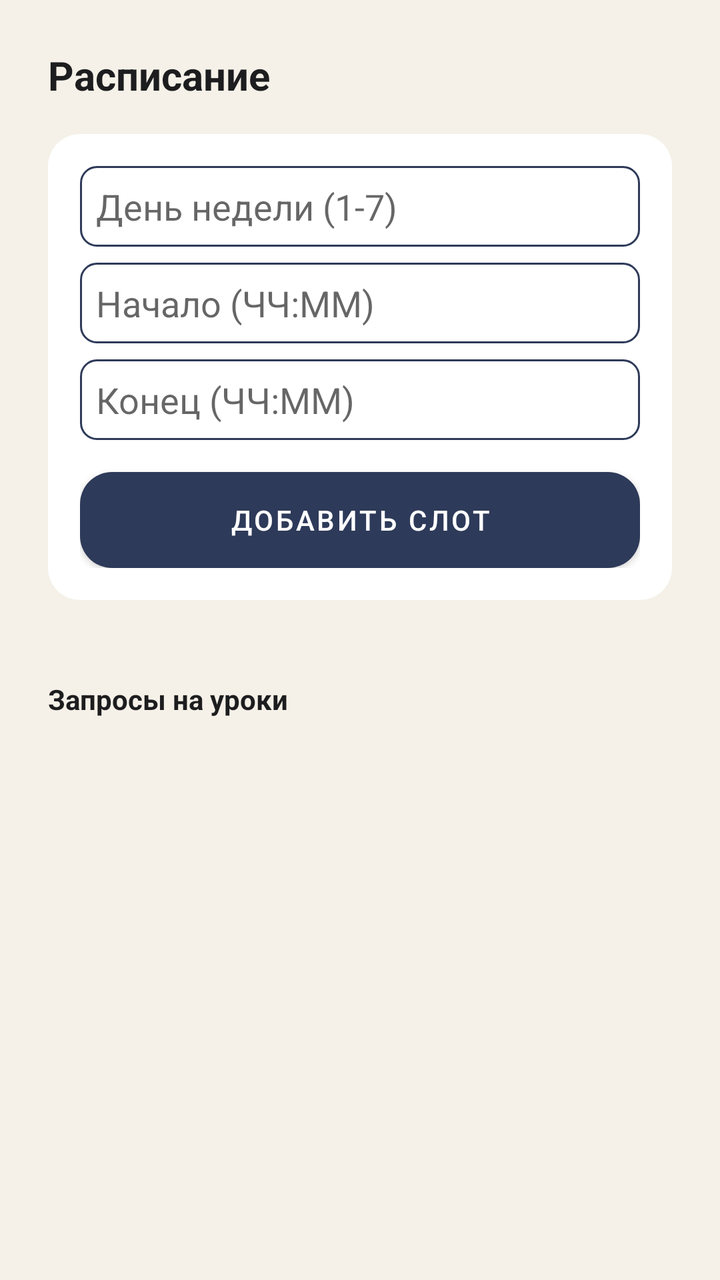
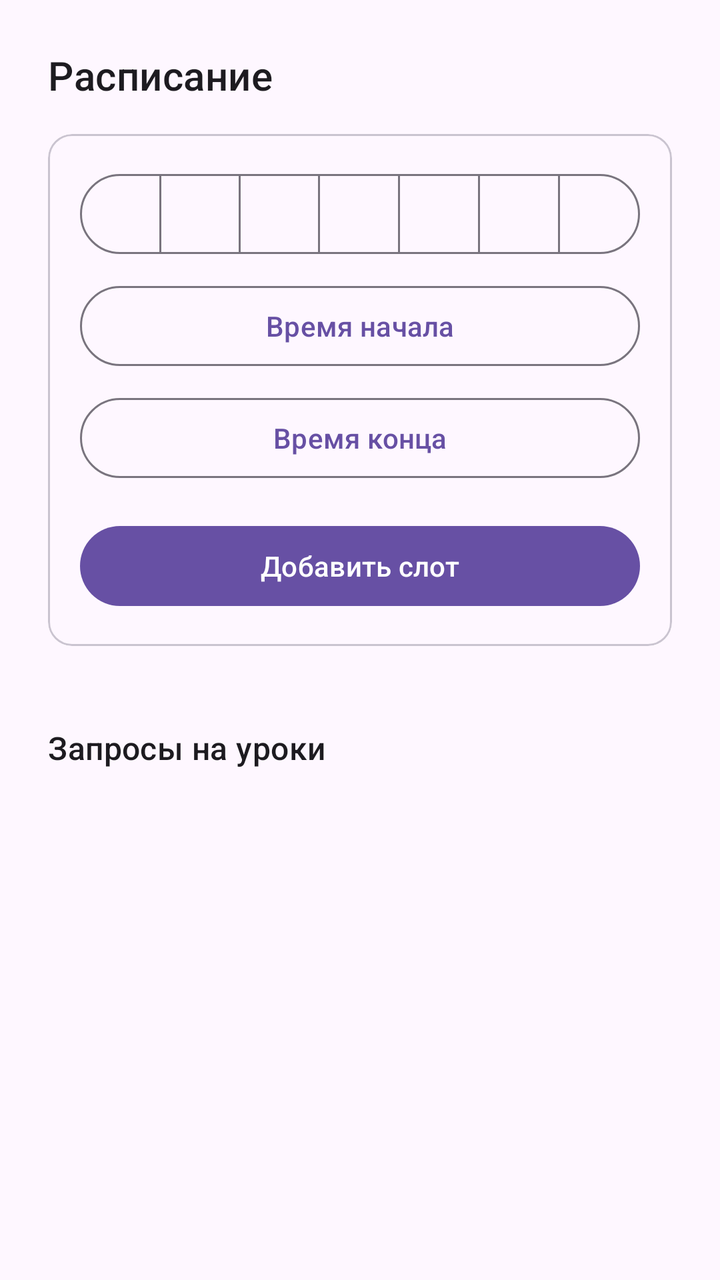

Compare the two renders of this Android layout. The source of the first and the diff that turns it into the second are given below.
<!-- AndroidManifest.xml: application theme Theme.TutorPlatform -->
<!-- res/layout/fragment_tutor_schedule.xml -->
<?xml version="1.0" encoding="utf-8"?>
<ScrollView
    xmlns:android="http://schemas.android.com/apk/res/android"
    android:layout_width="match_parent"
    android:layout_height="match_parent"
    android:background="@color/brand_light">

    <LinearLayout
        android:layout_width="match_parent"
        android:layout_height="wrap_content"
        android:orientation="vertical"
        android:padding="@dimen/spacing_lg">

        <TextView
            android:layout_width="match_parent"
            android:layout_height="wrap_content"
            android:text="Расписание"
            android:textSize="20sp"
            android:textStyle="bold"
            android:textColor="@color/text_primary" />

        <LinearLayout
            android:layout_width="match_parent"
            android:layout_height="wrap_content"
            android:layout_marginTop="@dimen/spacing_md"
            android:background="@drawable/bg_card"
            android:orientation="vertical"
            android:padding="@dimen/spacing_md">

            <EditText
                android:id="@+id/schedule_day"
                android:layout_width="match_parent"
                android:layout_height="wrap_content"
                android:background="@drawable/bg_input"
                android:hint="День недели (1-7)"
                android:inputType="number"
                android:padding="@dimen/spacing_sm" />

            <EditText
                android:id="@+id/schedule_start"
                android:layout_width="match_parent"
                android:layout_height="wrap_content"
                android:layout_marginTop="@dimen/spacing_sm"
                android:background="@drawable/bg_input"
                android:hint="Начало (ЧЧ:ММ)"
                android:padding="@dimen/spacing_sm" />

            <EditText
                android:id="@+id/schedule_end"
                android:layout_width="match_parent"
                android:layout_height="wrap_content"
                android:layout_marginTop="@dimen/spacing_sm"
                android:background="@drawable/bg_input"
                android:hint="Конец (ЧЧ:ММ)"
                android:padding="@dimen/spacing_sm" />

            <Button
                android:id="@+id/schedule_add"
                android:layout_width="match_parent"
                android:layout_height="wrap_content"
                android:layout_marginTop="@dimen/spacing_md"
                android:background="@drawable/bg_button_primary"
                android:text="Добавить слот"
                android:textColor="@color/white" />

        </LinearLayout>

        <androidx.recyclerview.widget.RecyclerView
            android:id="@+id/schedule_list"
            android:layout_width="match_parent"
            android:layout_height="wrap_content"
            android:layout_marginTop="@dimen/spacing_md" />

        <TextView
            android:layout_width="match_parent"
            android:layout_height="wrap_content"
            android:layout_marginTop="@dimen/spacing_lg"
            android:text="Запросы на уроки"
            android:textColor="@color/text_primary"
            android:textStyle="bold" />

        <androidx.recyclerview.widget.RecyclerView
            android:id="@+id/tutor_lessons_list"
            android:layout_width="match_parent"
            android:layout_height="wrap_content"
            android:layout_marginTop="@dimen/spacing_md" />

        <ProgressBar
            android:id="@+id/schedule_progress"
            android:layout_width="wrap_content"
            android:layout_height="wrap_content"
            android:layout_gravity="center_horizontal"
            android:layout_marginTop="@dimen/spacing_md"
            android:visibility="gone" />

        <ProgressBar
            android:id="@+id/tutor_lessons_progress"
            android:layout_width="wrap_content"
            android:layout_height="wrap_content"
            android:layout_gravity="center_horizontal"
            android:layout_marginTop="@dimen/spacing_sm"
            android:visibility="gone" />

    </LinearLayout>
</ScrollView>
<!-- resources referenced by this layout -->
<resources>
  <color name="brand_light">#F5F1E8</color>
  <color name="text_primary">#1D1D1F</color>
  <color name="white">#FFFFFF</color>
  <dimen name="spacing_lg">24dp</dimen>
  <dimen name="spacing_md">16dp</dimen>
  <dimen name="spacing_sm">8dp</dimen>
  <!-- drawable bg_button_primary (drawable) -->
  <shape xmlns:android="http://schemas.android.com/apk/res/android">
      <solid android:color="@color/brand_primary" />
      <corners android:radius="@dimen/corner_md" />
  </shape>
  <!-- drawable bg_card (drawable) -->
  <shape xmlns:android="http://schemas.android.com/apk/res/android">
      <solid android:color="@color/surface" />
      <corners android:radius="@dimen/corner_md" />
  </shape>
  <!-- drawable bg_input (drawable) -->
  <shape xmlns:android="http://schemas.android.com/apk/res/android">
      <solid android:color="@color/surface" />
      <stroke android:width="1dp" android:color="@color/brand_primary" />
      <corners android:radius="@dimen/corner_sm" />
  </shape>
  <style name="Theme.TutorPlatform" parent="Theme.MaterialComponents.Light.NoActionBar">
          <item name="colorPrimary">@color/brand_primary</item>
          <item name="colorPrimaryVariant">@color/brand_dark</item>
          <item name="colorOnPrimary">@color/white</item>
          <item name="colorSecondary">@color/brand_secondary</item>
          <item name="colorSecondaryVariant">@color/brand_tertiary</item>
          <item name="colorOnSecondary">@color/brand_dark</item>
          <item name="android:statusBarColor">@color/brand_dark</item>
          <item name="android:windowBackground">@color/brand_light</item>
          <item name="android:colorAccent">@color/accent</item>
      </style>
  <color name="brand_primary">#2E3A59</color>
  <dimen name="corner_md">16dp</dimen>
  <color name="surface">#FFFFFF</color>
  <dimen name="corner_sm">8dp</dimen>
  <color name="brand_dark">#1F2433</color>
  <color name="brand_secondary">#E9B44C</color>
  <color name="brand_tertiary">#D6605A</color>
  <color name="accent">#3C6E71</color>
</resources>

<!-- the commit's change to res/layout/fragment_tutor_schedule.xml (unified diff, before → after) -->
@@ -1,9 +1,10 @@
 <?xml version="1.0" encoding="utf-8"?>
 <ScrollView
     xmlns:android="http://schemas.android.com/apk/res/android"
+    xmlns:app="http://schemas.android.com/apk/res-auto"
     android:layout_width="match_parent"
     android:layout_height="match_parent"
-    android:background="@color/brand_light">
+    android:fitsSystemWindows="true">
 
     <LinearLayout
         android:layout_width="match_parent"
@@ -11,59 +12,114 @@
         android:orientation="vertical"
         android:padding="@dimen/spacing_lg">
 
-        <TextView
+        <com.google.android.material.textview.MaterialTextView
             android:layout_width="match_parent"
             android:layout_height="wrap_content"
             android:text="Расписание"
+            android:textColor="?attr/colorOnSurface"
             android:textSize="20sp"
-            android:textStyle="bold"
-            android:textColor="@color/text_primary" />
+            android:textAppearance="?attr/textAppearanceTitleMedium" />
 
-        <LinearLayout
+        <com.google.android.material.card.MaterialCardView
             android:layout_width="match_parent"
             android:layout_height="wrap_content"
-            android:layout_marginTop="@dimen/spacing_md"
-            android:background="@drawable/bg_card"
-            android:orientation="vertical"
-            android:padding="@dimen/spacing_md">
+            android:layout_marginTop="@dimen/spacing_md">
 
-            <EditText
-                android:id="@+id/schedule_day"
+            <LinearLayout
                 android:layout_width="match_parent"
                 android:layout_height="wrap_content"
-                android:background="@drawable/bg_input"
-                android:hint="День недели (1-7)"
-                android:inputType="number"
-                android:padding="@dimen/spacing_sm" />
+                android:orientation="vertical"
+                android:padding="@dimen/spacing_md">
 
-            <EditText
-                android:id="@+id/schedule_start"
-                android:layout_width="match_parent"
-                android:layout_height="wrap_content"
-                android:layout_marginTop="@dimen/spacing_sm"
-                android:background="@drawable/bg_input"
-                android:hint="Начало (ЧЧ:ММ)"
-                android:padding="@dimen/spacing_sm" />
+                <com.google.android.material.button.MaterialButtonToggleGroup
+                    android:id="@+id/schedule_day_toggle"
+                    android:layout_width="match_parent"
+                    android:layout_height="wrap_content"
+                    app:singleSelection="true">
 
-            <EditText
-                android:id="@+id/schedule_end"
-                android:layout_width="match_parent"
-                android:layout_height="wrap_content"
-                android:layout_marginTop="@dimen/spacing_sm"
-                android:background="@drawable/bg_input"
-                android:hint="Конец (ЧЧ:ММ)"
-                android:padding="@dimen/spacing_sm" />
+                    <Button
+                        android:id="@+id/schedule_day_mon"
+                        style="?attr/materialButtonOutlinedStyle"
+                        android:layout_width="0dp"
+                        android:layout_height="wrap_content"
+                        android:layout_weight="1"
+                        android:text="Пн" />
 
-            <Button
-                android:id="@+id/schedule_add"
-                android:layout_width="match_parent"
-                android:layout_height="wrap_content"
-                android:layout_marginTop="@dimen/spacing_md"
-                android:background="@drawable/bg_button_primary"
-                android:text="Добавить слот"
-                android:textColor="@color/white" />
+                    <Button
+                        android:id="@+id/schedule_day_tue"
+                        style="?attr/materialButtonOutlinedStyle"
+                        android:layout_width="0dp"
+                        android:layout_height="wrap_content"
+                        android:layout_weight="1"
+                        android:text="Вт" />
 
-        </LinearLayout>
+                    <Button
+                        android:id="@+id/schedule_day_wed"
+                        style="?attr/materialButtonOutlinedStyle"
+                        android:layout_width="0dp"
+                        android:layout_height="wrap_content"
+                        android:layout_weight="1"
+                        android:text="Ср" />
+
+                    <Button
+                        android:id="@+id/schedule_day_thu"
+                        style="?attr/materialButtonOutlinedStyle"
+                        android:layout_width="0dp"
+                        android:layout_height="wrap_content"
+                        android:layout_weight="1"
+                        android:text="Чт" />
+
+                    <Button
+                        android:id="@+id/schedule_day_fri"
+                        style="?attr/materialButtonOutlinedStyle"
+                        android:layout_width="0dp"
+                        android:layout_height="wrap_content"
+                        android:layout_weight="1"
+                        android:text="Пт" />
+
+                    <Button
+                        android:id="@+id/schedule_day_sat"
+                        style="?attr/materialButtonOutlinedStyle"
+                        android:layout_width="0dp"
+                        android:layout_height="wrap_content"
+                        android:layout_weight="1"
+                        android:text="Сб" />
+
+                    <Button
+                        android:id="@+id/schedule_day_sun"
+                        style="?attr/materialButtonOutlinedStyle"
+                        android:layout_width="0dp"
+                        android:layout_height="wrap_content"
+                        android:layout_weight="1"
+                        android:text="Вс" />
+
+                </com.google.android.material.button.MaterialButtonToggleGroup>
+
+                <com.google.android.material.button.MaterialButton
+                    android:id="@+id/schedule_start_btn"
+                    style="?attr/materialButtonOutlinedStyle"
+                    android:layout_width="match_parent"
+                    android:layout_height="wrap_content"
+                    android:layout_marginTop="@dimen/spacing_sm"
+                    android:text="Время начала" />
+
+                <com.google.android.material.button.MaterialButton
+                    android:id="@+id/schedule_end_btn"
+                    style="?attr/materialButtonOutlinedStyle"
+                    android:layout_width="match_parent"
+                    android:layout_height="wrap_content"
+                    android:layout_marginTop="@dimen/spacing_sm"
+                    android:text="Время конца" />
+
+                <com.google.android.material.button.MaterialButton
+                    android:id="@+id/schedule_add"
+                    android:layout_width="match_parent"
+                    android:layout_height="wrap_content"
+                    android:layout_marginTop="@dimen/spacing_md"
+                    android:text="Добавить слот" />
+
+            </LinearLayout>
+        </com.google.android.material.card.MaterialCardView>
 
         <androidx.recyclerview.widget.RecyclerView
             android:id="@+id/schedule_list"
@@ -71,13 +127,13 @@
             android:layout_height="wrap_content"
             android:layout_marginTop="@dimen/spacing_md" />
 
-        <TextView
+        <com.google.android.material.textview.MaterialTextView
             android:layout_width="match_parent"
             android:layout_height="wrap_content"
             android:layout_marginTop="@dimen/spacing_lg"
             android:text="Запросы на уроки"
-            android:textColor="@color/text_primary"
-            android:textStyle="bold" />
+            android:textColor="?attr/colorOnSurface"
+            android:textAppearance="?attr/textAppearanceTitleMedium" />
 
         <androidx.recyclerview.widget.RecyclerView
             android:id="@+id/tutor_lessons_list"
<!-- resource entries referenced after the edit -->
@@ -1,45 +1,13 @@
 <!-- resources referenced by this layout -->
 <resources>
-  <color name="brand_light">#F5F1E8</color>
-  <color name="text_primary">#1D1D1F</color>
-  <color name="white">#FFFFFF</color>
   <dimen name="spacing_lg">24dp</dimen>
   <dimen name="spacing_md">16dp</dimen>
   <dimen name="spacing_sm">8dp</dimen>
-  <!-- drawable bg_button_primary (drawable) -->
-  <shape xmlns:android="http://schemas.android.com/apk/res/android">
-      <solid android:color="@color/brand_primary" />
-      <corners android:radius="@dimen/corner_md" />
-  </shape>
-  <!-- drawable bg_card (drawable) -->
-  <shape xmlns:android="http://schemas.android.com/apk/res/android">
-      <solid android:color="@color/surface" />
-      <corners android:radius="@dimen/corner_md" />
-  </shape>
-  <!-- drawable bg_input (drawable) -->
-  <shape xmlns:android="http://schemas.android.com/apk/res/android">
-      <solid android:color="@color/surface" />
-      <stroke android:width="1dp" android:color="@color/brand_primary" />
-      <corners android:radius="@dimen/corner_sm" />
-  </shape>
-  <style name="Theme.TutorPlatform" parent="Theme.MaterialComponents.Light.NoActionBar">
-          <item name="colorPrimary">@color/brand_primary</item>
-          <item name="colorPrimaryVariant">@color/brand_dark</item>
-          <item name="colorOnPrimary">@color/white</item>
-          <item name="colorSecondary">@color/brand_secondary</item>
-          <item name="colorSecondaryVariant">@color/brand_tertiary</item>
-          <item name="colorOnSecondary">@color/brand_dark</item>
-          <item name="android:statusBarColor">@color/brand_dark</item>
-          <item name="android:windowBackground">@color/brand_light</item>
-          <item name="android:colorAccent">@color/accent</item>
+  <style name="Theme.TutorPlatform" parent="Theme.Material3.DayNight.NoActionBar">
+          <item name="chatMyBubbleColor">?attr/colorPrimaryContainer</item>
+          <item name="chatMyBubbleTextColor">?attr/colorOnPrimaryContainer</item>
+          <item name="chatOtherBubbleColor">?attr/colorSurfaceVariant</item>
+          <item name="chatOtherBubbleTextColor">?attr/colorOnSurfaceVariant</item>
       </style>
-  <color name="brand_primary">#2E3A59</color>
-  <dimen name="corner_md">16dp</dimen>
-  <color name="surface">#FFFFFF</color>
-  <dimen name="corner_sm">8dp</dimen>
-  <color name="brand_dark">#1F2433</color>
-  <color name="brand_secondary">#E9B44C</color>
-  <color name="brand_tertiary">#D6605A</color>
-  <color name="accent">#3C6E71</color>
 </resources>
 
